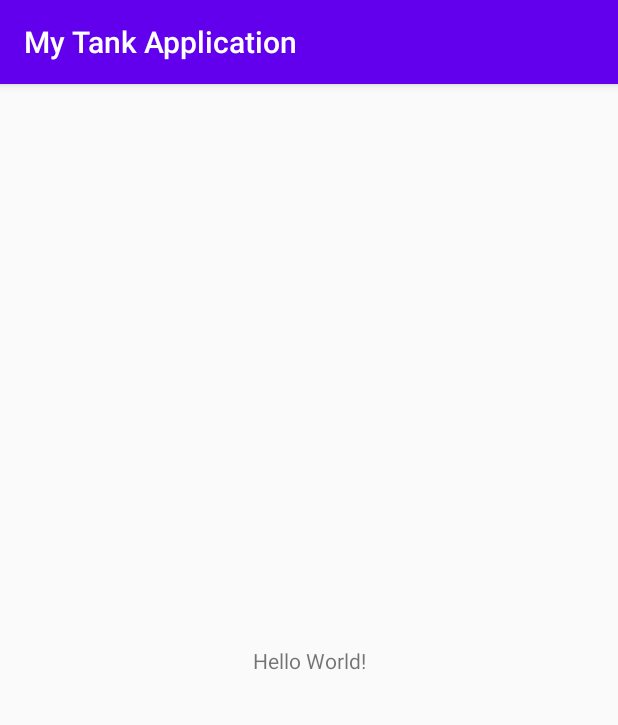
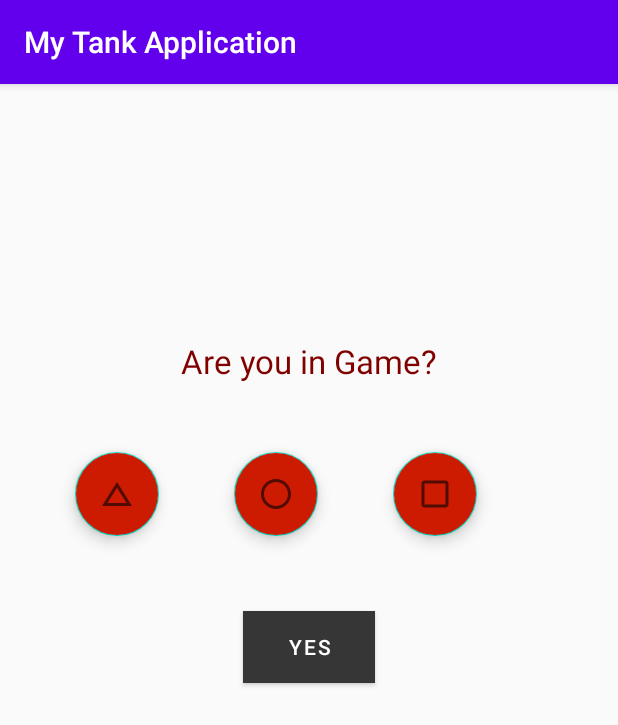
Before and after one commit to tanchik-ru/repositorybyme, an Android app: the screen it shows after launch (MainActivity), on a phone screen of 412 x 824 dp. Shown: the top 725 px of the screen. Run offline under Robolectric (Android 15) with nearby library versions, the phone set to English and light mode, and no system bars.

Commit message:
second commit

```diff
--- a/app/build.gradle
+++ b/app/build.gradle
@@ -29,7 +29,9 @@ dependencies {
     implementation "org.jetbrains.kotlin:kotlin-stdlib:$kotlin_version"
     implementation 'androidx.core:core-ktx:1.1.0'
     implementation 'androidx.appcompat:appcompat:1.1.0'
+
     implementation 'androidx.constraintlayout:constraintlayout:1.1.3'
+    implementation group: 'com.google.android.material', name: 'material', version: '1.1.0-alpha05'
     testImplementation 'junit:junit:4.12'
     androidTestImplementation 'androidx.test.ext:junit:1.1.1'
     androidTestImplementation 'androidx.test.espresso:espresso-core:3.2.0'
--- a/app/src/main/AndroidManifest.xml
+++ b/app/src/main/AndroidManifest.xml
@@ -9,6 +9,7 @@
         android:roundIcon="@mipmap/ic_launcher_round"
         android:supportsRtl="true"
         android:theme="@style/AppTheme">
+        <activity android:name=".SecondActivity"></activity>
         <activity android:name=".MainActivity">
             <intent-filter>
                 <action android:name="android.intent.action.MAIN" />
--- a/app/src/main/java/com/example/mytankapplication/MainActivity.kt
+++ b/app/src/main/java/com/example/mytankapplication/MainActivity.kt
@@ -1,11 +1,40 @@
 package com.example.mytankapplication
 
+import android.content.Intent
+import android.net.Uri
 import androidx.appcompat.app.AppCompatActivity
 import android.os.Bundle
+import android.util.Log
+import android.widget.Button
+import  android.widget.TextView
+import kotlin.random.Random
+
+const val TAG = "MainActiviti"
+private const val HELLO_KEY = "hello"
 
 class MainActivity : AppCompatActivity() {
+
+    lateinit var randomTextView: TextView
+    lateinit var next_activity_button: Button
     override fun onCreate(savedInstanceState: Bundle?) {
         super.onCreate(savedInstanceState)
         setContentView(R.layout.activity_main)
+
+        //randomTextView = findViewById(R.id.textbottom)
+        next_activity_button = findViewById(R.id.next_activity_button)
+
+        next_activity_button.setOnClickListener {
+            val googleLink = Uri.parse("https://google.com")
+           val openBrouserIntent = Intent(Intent.ACTION_VIEW, googleLink)
+            startActivity(openBrouserIntent)
+        }
+
     }
+
+
+
+
+
+
+
 }
--- /dev/null
+++ b/app/src/main/java/com/example/mytankapplication/SecondActivity.kt
@@ -0,0 +1,18 @@
+package com.example.mytankapplication
+
+import androidx.appcompat.app.AppCompatActivity
+import android.os.Bundle
+import android.widget.TextView
+
+private const val HELLO_KEY = "hello"
+
+class SecondActivity : AppCompatActivity() {
+    lateinit var hellotextview: TextView
+    override fun onCreate(savedInstanceState: Bundle?) {
+        super.onCreate(savedInstanceState)
+        setContentView(R.layout.activity_second)
+        hellotextview = findViewById(R.id.hello_text)
+        val hellovalue:String? = intent.extras?.getString(HELLO_KEY, "hello")
+        hellotextview.text = hellovalue
+    }
+}
--- /dev/null
+++ b/app/src/main/res/drawable/baseline_change_history_24.xml
@@ -0,0 +1,10 @@
+<vector xmlns:android="http://schemas.android.com/apk/res/android"
+    android:width="24dp"
+    android:height="24dp"
+    android:viewportWidth="24"
+    android:viewportHeight="24"
+    android:tint="?attr/colorControlNormal">
+  <path
+      android:fillColor="@android:color/white"
+      android:pathData="M12,7.77L18.39,18H5.61L12,7.77M12,4L2,20h20L12,4z"/>
+</vector>
--- /dev/null
+++ b/app/src/main/res/drawable/baseline_check_box_outline_blank_24.xml
@@ -0,0 +1,10 @@
+<vector xmlns:android="http://schemas.android.com/apk/res/android"
+    android:width="24dp"
+    android:height="24dp"
+    android:viewportWidth="24"
+    android:viewportHeight="24"
+    android:tint="?attr/colorControlNormal">
+  <path
+      android:fillColor="@android:color/white"
+      android:pathData="M19,5v14H5V5h14m0,-2H5c-1.1,0 -2,0.9 -2,2v14c0,1.1 0.9,2 2,2h14c1.1,0 2,-0.9 2,-2V5c0,-1.1 -0.9,-2 -2,-2z"/>
+</vector>
--- /dev/null
+++ b/app/src/main/res/drawable/baseline_radio_button_unchecked_24.xml
@@ -0,0 +1,10 @@
+<vector xmlns:android="http://schemas.android.com/apk/res/android"
+    android:width="24dp"
+    android:height="24dp"
+    android:viewportWidth="24"
+    android:viewportHeight="24"
+    android:tint="?attr/colorControlNormal">
+  <path
+      android:fillColor="@android:color/white"
+      android:pathData="M12,2C6.48,2 2,6.48 2,12s4.48,10 10,10 10,-4.48 10,-10S17.52,2 12,2zM12,20c-4.42,0 -8,-3.58 -8,-8s3.58,-8 8,-8 8,3.58 8,8 -3.58,8 -8,8z"/>
+</vector>
--- a/app/src/main/res/layout/activity_main.xml
+++ b/app/src/main/res/layout/activity_main.xml
@@ -4,15 +4,75 @@
     xmlns:tools="http://schemas.android.com/tools"
     android:layout_width="match_parent"
     android:layout_height="match_parent"
+    android:orientation="horizontal"
     tools:context=".MainActivity">
 
     <TextView
+        android:id="@+id/texttop"
+
         android:layout_width="wrap_content"
         android:layout_height="wrap_content"
-        android:text="Hello World!"
-        app:layout_constraintBottom_toBottomOf="parent"
-        app:layout_constraintLeft_toLeftOf="parent"
-        app:layout_constraintRight_toRightOf="parent"
+        android:layout_marginTop="170dp"
+        android:layout_marginBottom="70dp"
+        android:text="Are you in Game?"
+        app:layout_constraintEnd_toEndOf="parent"
+        app:layout_constraintStart_toStartOf="parent"
         app:layout_constraintTop_toTopOf="parent" />
 
+
+
+
+
+    <Button
+        style="@style/Theme.MyApplication.Button"
+        android:id="@+id/next_activity_button"
+        android:layout_width="wrap_content"
+        android:layout_height="wrap_content"
+        android:layout_marginTop="50sp"
+        android:text="Yes"
+        android:textColor="#ffffff"
+        app:layout_constraintEnd_toEndOf="parent"
+        app:layout_constraintStart_toStartOf="parent"
+
+        app:layout_constraintTop_toBottomOf="@id/triangle_action_button" />
+
+    <com.google.android.material.floatingactionbutton.FloatingActionButton
+        android:id="@+id/triangle_action_button"
+        style="@style/Theme.MyApplication.RoundButton"
+        android:layout_width="wrap_content"
+        android:layout_height="wrap_content"
+        android:layout_gravity="bottom|left"
+        android:layout_marginTop="46dp"
+        android:layout_marginStart="50dp"
+        app:srcCompat="@drawable/baseline_change_history_24"
+
+    app:layout_constraintStart_toStartOf="parent"
+    app:layout_constraintTop_toBottomOf="@id/texttop" />
+
+    <com.google.android.material.floatingactionbutton.FloatingActionButton
+        android:id="@+id/circle_action_button"
+        style="@style/Theme.MyApplication.RoundButton"
+        android:layout_width="wrap_content"
+        android:layout_height="wrap_content"
+        android:layout_gravity="bottom|left"
+        android:layout_marginTop="46dp"
+        android:layout_marginStart="50dp"
+        app:srcCompat="@drawable/baseline_radio_button_unchecked_24"
+
+        app:layout_constraintStart_toEndOf="@id/triangle_action_button"
+        app:layout_constraintTop_toBottomOf="@id/texttop" />
+
+    <com.google.android.material.floatingactionbutton.FloatingActionButton
+        android:id="@+id/squere_action_button"
+        style="@style/Theme.MyApplication.RoundButton"
+        android:layout_width="wrap_content"
+        android:layout_height="wrap_content"
+        android:layout_gravity="bottom|right"
+        android:layout_marginTop="46dp"
+        android:layout_marginStart="50dp"
+        app:srcCompat="@drawable/baseline_check_box_outline_blank_24"
+
+        app:layout_constraintStart_toEndOf="@id/circle_action_button"
+        app:layout_constraintTop_toBottomOf="@id/texttop" />
+
 </androidx.constraintlayout.widget.ConstraintLayout>
--- /dev/null
+++ b/app/src/main/res/layout/activity_second.xml
@@ -0,0 +1,22 @@
+<?xml version="1.0" encoding="utf-8"?>
+<androidx.constraintlayout.widget.ConstraintLayout xmlns:android="http://schemas.android.com/apk/res/android"
+    xmlns:app="http://schemas.android.com/apk/res-auto"
+    xmlns:tools="http://schemas.android.com/tools"
+    android:layout_width="match_parent"
+    android:layout_height="match_parent"
+    tools:context=".SecondActivity">
+
+    <TextView
+        android:id= "@+id/hello_text"
+
+        android:layout_width="wrap_content"
+        android:layout_height="wrap_content"
+
+        android:layout_marginTop="70dp"
+
+        app:layout_constraintEnd_toEndOf="parent"
+        app:layout_constraintStart_toStartOf="parent"
+        app:layout_constraintTop_toTopOf="parent"
+        />
+
+</androidx.constraintlayout.widget.ConstraintLayout>
--- a/app/src/main/res/values/strings.xml
+++ b/app/src/main/res/values/strings.xml
@@ -1,3 +1,6 @@
 <resources>
     <string name="app_name">My Tank Application</string>
+    <string name="hello">Hello!!!</string>
+    <string name="go">Go</string>
+    <string name="next_activity">Next Activity</string>
 </resources>
--- a/app/src/main/res/values/styles.xml
+++ b/app/src/main/res/values/styles.xml
@@ -5,6 +5,20 @@
         <item name="colorPrimary">@color/colorPrimary</item>
         <item name="colorPrimaryDark">@color/colorPrimaryDark</item>
         <item name="colorAccent">@color/colorAccent</item>
+        <item name="android:textViewStyle">@style/Theme.MyApplication.TextView</item>
+
     </style>
 
+    <style name="Theme.MyApplication.TextView" parent="TextAppearance.AppCompat.Widget.TextView.SpinnerItem">
+        <item name="android:textSize">22sp</item>
+        <item name="android:textColor">#800000</item>
+    </style>
+
+    <style name="Theme.MyApplication.Button" parent="TextAppearance.MaterialComponents.Button">
+        <item name="android:background">#363636</item>
+    </style>
+
+    <style name="Theme.MyApplication.RoundButton" parent="Widget.Design.FloatingActionButton">
+        <item name="android:backgroundTint">#cc1b00</item>
+    </style>
 </resources>
```
